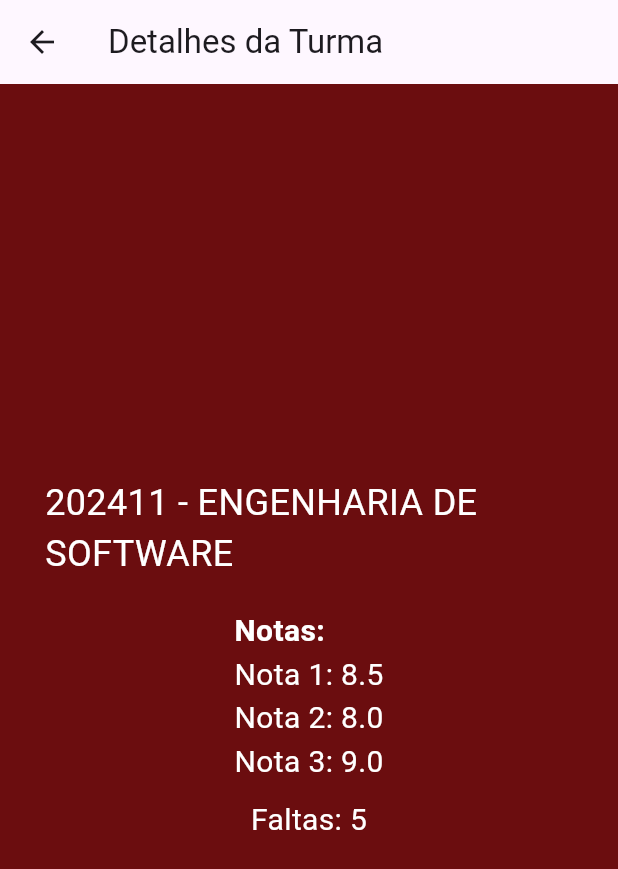
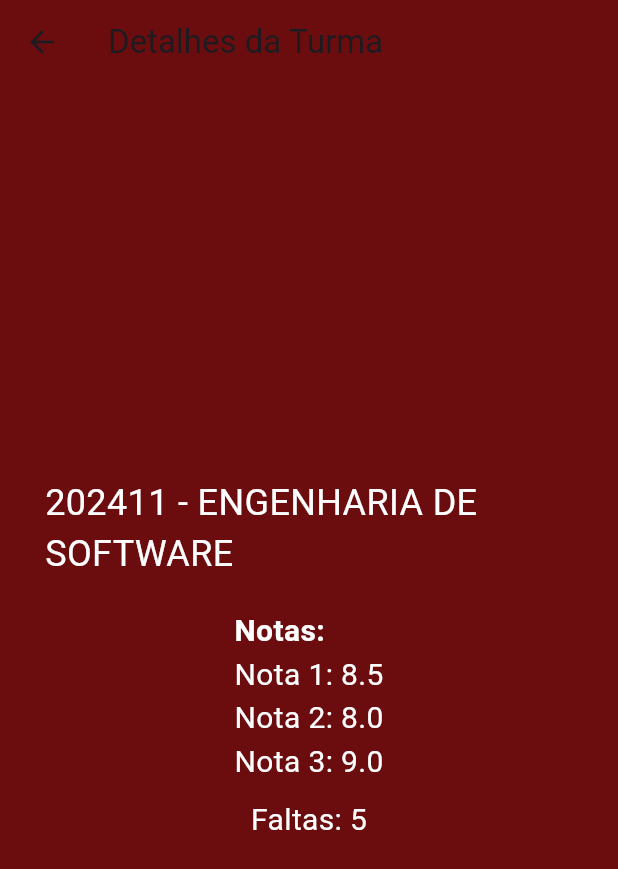
Before and after one commit to Erickdemathe123/CatolicaApp, a Flutter app: the ProximaPagina screen opened directly, after a tap on "202411 - ENGENHARIA DE SOFTWARE", on a phone screen of 412 x 824 dp. Shown: the top 869 px of the screen. Run offline on Flutter 3.47's test engine with Material 3 defaults, Android fonts, the phone set to English and light mode, and no system bars; network calls fail.

Commit message:
Update home.dart

```diff
--- a/dailytasks/lib/home.dart
+++ b/dailytasks/lib/home.dart
@@ -51,6 +51,8 @@ class NovaPagina extends StatelessWidget {
       child: Scaffold(
         appBar: AppBar(
           title: Text('Home'),
+            backgroundColor: Color(0xff6b0d0f)
+
         ),
         body: Column(
           children: [
@@ -116,6 +118,7 @@ class OutraPagina extends StatelessWidget {
     return Scaffold(
       appBar: AppBar(
         title: Text('Menu'),
+          backgroundColor: Color(0xff6b0d0f)
       ),
       body: Container(
         color: Color(0xff6b0d0f),
@@ -177,6 +180,7 @@ class ProximaPagina extends StatelessWidget {
     return Scaffold(
       appBar: AppBar(
         title: Text('Escolha seu Período'),
+        backgroundColor: Color(0xff6b0d0f),
       ),
       body: Container(
         color: Color(0xff6b0d0f),
@@ -235,6 +239,7 @@ class DetalhesTurma extends StatelessWidget {
     return Scaffold(
       appBar: AppBar(
         title: Text('Detalhes da Turma'),
+          backgroundColor: Color(0xff6b0d0f),
       ),
       body: Container(
         color: Color(0xff6b0d0f),
```
